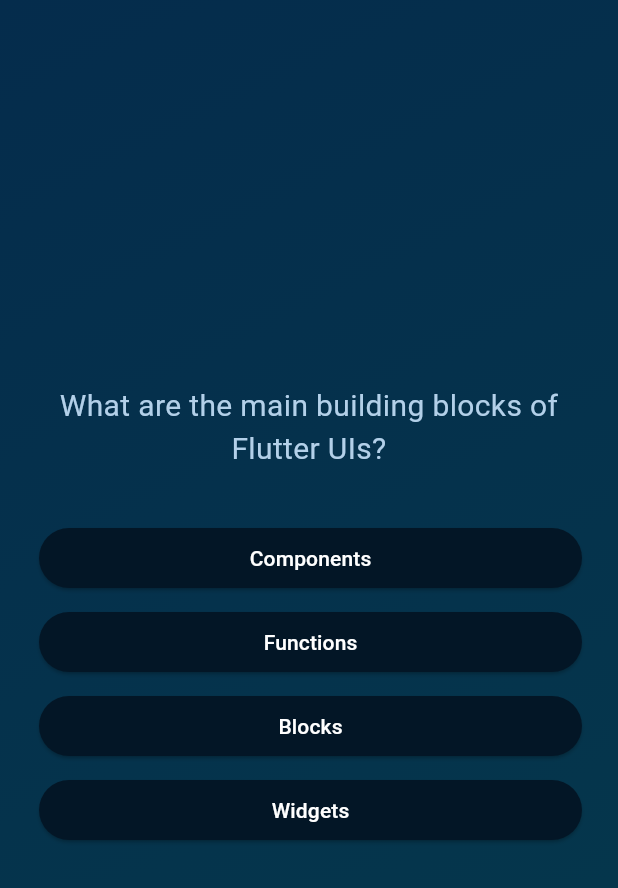
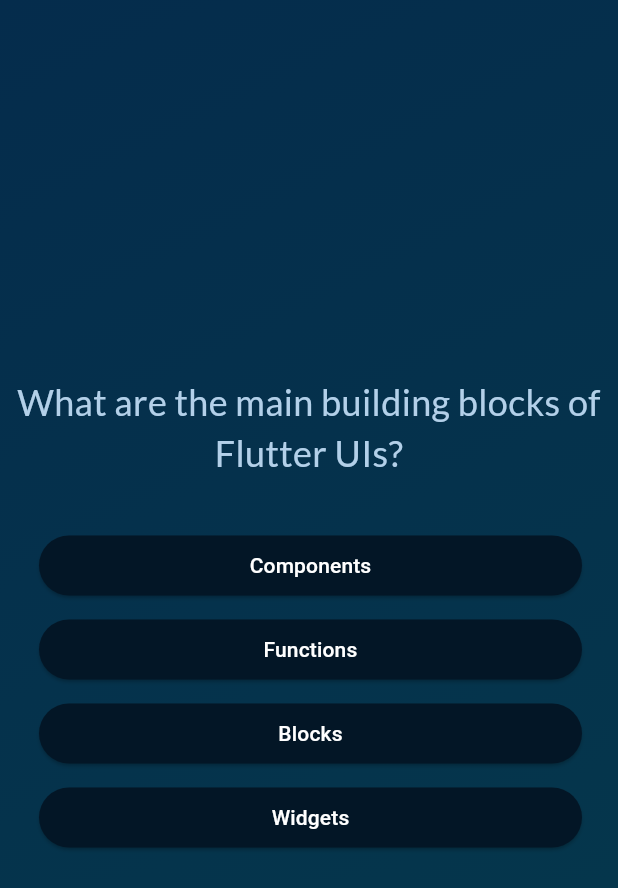
Before and after one commit to fillipessampaio/flutter_quiz_app, a Flutter app: the screen it shows after launch, after a tap on "Start Quiz", on a phone screen of 412 x 824 dp. Shown: the top 888 px of the screen. Run offline on Flutter 3.47's test engine with Material 3 defaults, Android fonts, the phone set to English and light mode, and no system bars; our stand-ins replace google_fonts.

Commit message:
Third commit

```diff
--- a/lib/answer_button.dart
+++ b/lib/answer_button.dart
@@ -1,11 +1,8 @@
 import "package:flutter/material.dart";
 
 class AnswerButton extends StatelessWidget {
-  const AnswerButton({
-    super.key,
-    required this.answerText,
-    required this.onTap
-  });
+  const AnswerButton(
+      {super.key, required this.answerText, required this.onTap});
 
   final String answerText;
   final void Function() onTap;
@@ -22,7 +19,10 @@ class AnswerButton extends StatelessWidget {
           borderRadius: BorderRadius.circular(40),
         ),
       ),
-      child: Text(answerText),
+      child: Text(
+        answerText,
+        textAlign: TextAlign.center,
+      ),
     );
   }
 }
--- a/lib/questions_screen.dart
+++ b/lib/questions_screen.dart
@@ -1,19 +1,30 @@
 import "package:flutter/material.dart";
 import "package:flutter_quiz_app/answer_button.dart";
 import "package:flutter_quiz_app/data/questions.dart";
+import "package:google_fonts/google_fonts.dart";
 
 class QuestionsScreen extends StatefulWidget {
-  const QuestionsScreen({super.key});
+  const QuestionsScreen({super.key, required this.onSelectAnswer});
+
+  final void Function(String answer) onSelectAnswer;
 
   @override
   State<QuestionsScreen> createState() => _QuestionsScreenState();
 }
 
 class _QuestionsScreenState extends State<QuestionsScreen> {
-  final currentQuestion = questions[0];
+  var currentQuestionIndex = 0;
+
+  void answerQuestion(String selectedAnswer) {
+    widget.onSelectAnswer(selectedAnswer);
+    setState(() {
+      currentQuestionIndex++;
+    });
+  }
 
   @override
   Widget build(BuildContext context) {
+    final currentQuestion = questions[currentQuestionIndex];
     return Container(
       width: double.infinity,
       margin: const EdgeInsets.all(8),
@@ -23,9 +34,9 @@ class _QuestionsScreenState extends State<QuestionsScreen> {
         children: [
           Text(
             currentQuestion.text,
-            style: const TextStyle(
-              color: Color.fromARGB(255, 179, 208, 233),
-              fontSize: 20,
+            style: GoogleFonts.lato(
+              color: const Color.fromARGB(255, 179, 208, 233),
+              fontSize: 24,
             ),
             textAlign: TextAlign.center,
           ),
@@ -35,7 +46,12 @@ class _QuestionsScreenState extends State<QuestionsScreen> {
           ...currentQuestion.getShuffledAnswers().map((e) {
             return Padding(
               padding: const EdgeInsets.fromLTRB(18, 4, 16, 4),
-              child: AnswerButton(answerText: e, onTap: () {}),
+              child: AnswerButton(
+                answerText: e,
+                onTap: () {
+                  answerQuestion(e);
+                },
+              ),
             );
           }),
         ],
--- a/lib/quiz.dart
+++ b/lib/quiz.dart
@@ -1,4 +1,6 @@
 import "package:flutter/material.dart";
+import "package:flutter_quiz_app/data/questions.dart";
+import "package:flutter_quiz_app/results_screen.dart";
 import "package:flutter_quiz_app/start_screen.dart";
 import "package:flutter_quiz_app/questions_screen.dart";
 
@@ -12,20 +14,7 @@ class Quiz extends StatefulWidget {
 }
 
 class _QuizState extends State<Quiz> {
-  // Widget? activeScreen;
-
-  // @override
-  // void initState() {
-  //   activeScreen = StartScreen(switchScreen);
-  //   super.initState();
-  // }
-
-  // void switchScreen() {
-  //   setState(() {
-  //     activeScreen = const QuestionsScreen();
-  //   });
-  // }
-
+  List<String> selectedAnswers = [];
   var activeScreen = 'start-screen';
 
   void switchScreen() {
@@ -34,12 +23,36 @@ class _QuizState extends State<Quiz> {
     });
   }
 
+  void chooseAnswer(String answer) {
+    selectedAnswers.add(answer);
+
+    if (selectedAnswers.length == questions.length) {
+      setState(() {
+        activeScreen = 'results-screen';
+      });
+    }
+  }
+
+  void restartQuiz() {
+    selectedAnswers = [];
+    switchScreen();
+  }
+
   @override
   Widget build(BuildContext context) {
     Widget screenWidget = StartScreen(switchScreen);
 
     if (activeScreen == 'questions-screen') {
-      screenWidget = const QuestionsScreen();
+      screenWidget = QuestionsScreen(
+        onSelectAnswer: chooseAnswer,
+      );
+    }
+
+    if (activeScreen == 'results-screen') {
+      screenWidget = ResultsScreen(
+        chosenAnswers: selectedAnswers,
+        restartQuiz: restartQuiz,
+      );
     }
 
     return MaterialApp(
--- a/lib/start_screen.dart
+++ b/lib/start_screen.dart
@@ -1,4 +1,5 @@
 import "package:flutter/material.dart";
+import "package:google_fonts/google_fonts.dart";
 
 class StartScreen extends StatelessWidget {
   const StartScreen(this.startQuiz, {super.key});
@@ -17,9 +18,9 @@ class StartScreen extends StatelessWidget {
             width: 300,
             color: const Color.fromARGB(150, 255, 255, 255),
           ),
-          const Text(
+          Text(
             'Learn Flutter the fun way!',
-            style: TextStyle(color: Colors.white, fontSize: 24),
+            style: GoogleFonts.lato(color: Colors.white, fontSize: 24),
           ),
           OutlinedButton(
             onPressed: () {
--- a/pubspec.yaml
+++ b/pubspec.yaml
@@ -35,6 +35,7 @@ dependencies:
   # The following adds the Cupertino Icons font to your application.
   # Use with the CupertinoIcons class for iOS style icons.
   cupertino_icons: ^1.0.2
+  google_fonts: ^6.1.0
 
 dev_dependencies:
   flutter_test:
```
Also changed, not shown: lib/questions_summary.dart (added, +73 -0 lines), lib/results_screen.dart (added, +67 -0 lines), pubspec.lock, 1 other file.
